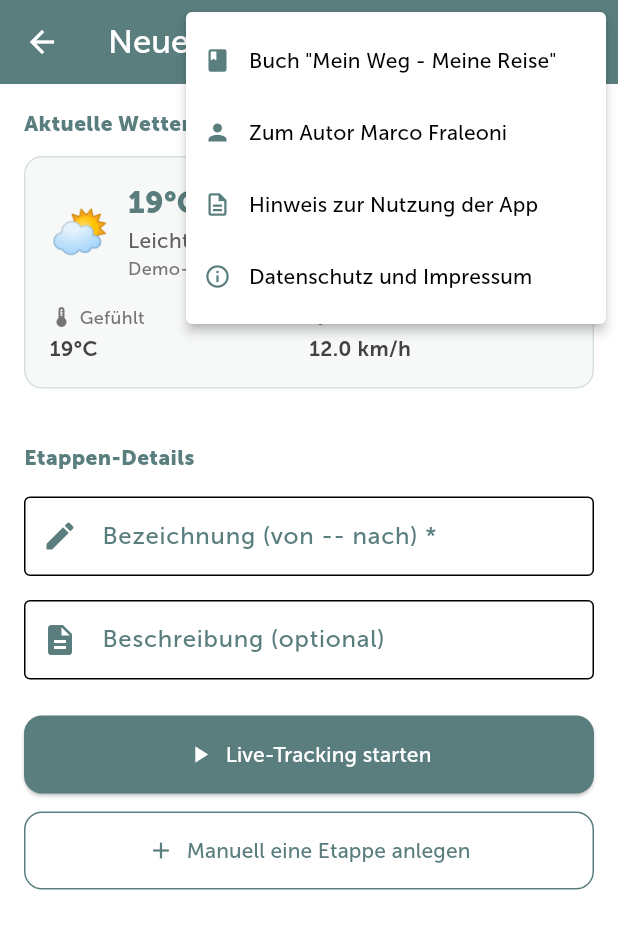
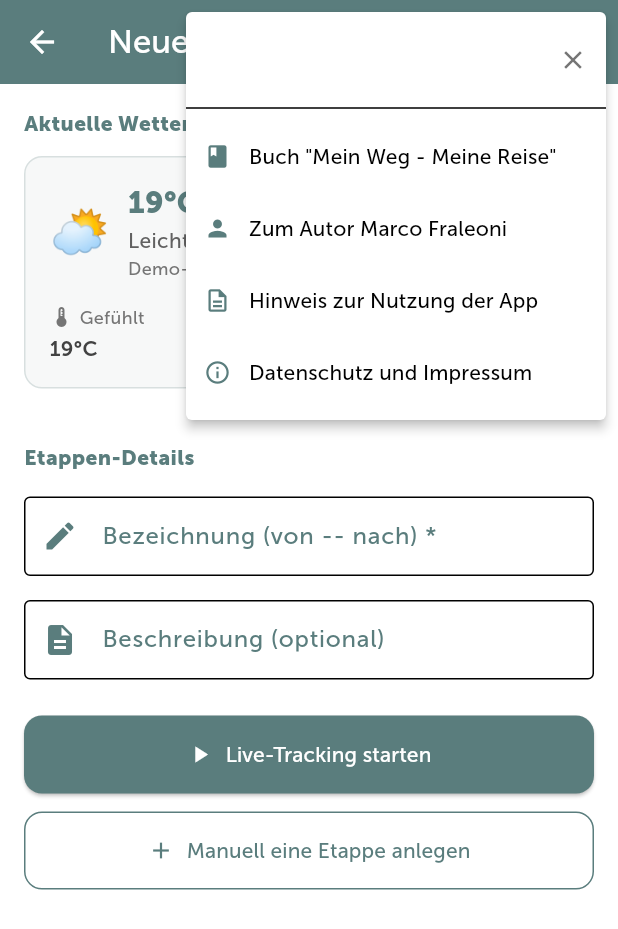
Before and after one commit to MatthiasRuf1337/meinwegios, a Flutter app: the EtappeStartScreen screen opened directly, after a tap on the "menu" icon, on a phone screen of 412 x 824 dp. Shown: the top 929 px of the screen. Run offline on Flutter 3.47's test engine with Material 3 defaults, Android fonts, the phone set to English and light mode, and no system bars; our stand-ins replace confetti, csv, file_picker, flutter_map, geolocator, image_gallery_saver and 8 more; missing offline and left inert: flutter_pdfview, record, syncfusion_flutter_pdfviewer; accounts and stored records are empty.

Commit message:
Burgermenu x

```diff
--- a/lib/widgets/legal_menu_widget.dart
+++ b/lib/widgets/legal_menu_widget.dart
@@ -10,6 +10,17 @@ class LegalMenuWidget extends StatelessWidget {
       icon: Icon(Icons.menu, color: Colors.white),
       onSelected: (String value) => _handleMenuSelection(context, value),
       itemBuilder: (BuildContext context) => [
+        // Schließen-Button oben
+        PopupMenuItem<String>(
+          value: 'close',
+          child: Row(
+            mainAxisAlignment: MainAxisAlignment.end,
+            children: [
+              Icon(Icons.close, size: 20, color: Colors.grey.shade600),
+            ],
+          ),
+        ),
+        PopupMenuDivider(),
         PopupMenuItem<String>(
           value: 'buch',
           child: Row(
@@ -56,6 +67,11 @@ class LegalMenuWidget extends StatelessWidget {
   }
 
   void _handleMenuSelection(BuildContext context, String value) async {
+    // Schließen-Button - nichts tun, Menu schließt sich automatisch
+    if (value == 'close') {
+      return;
+    }
+
     String url;
 
     switch (value) {
```
